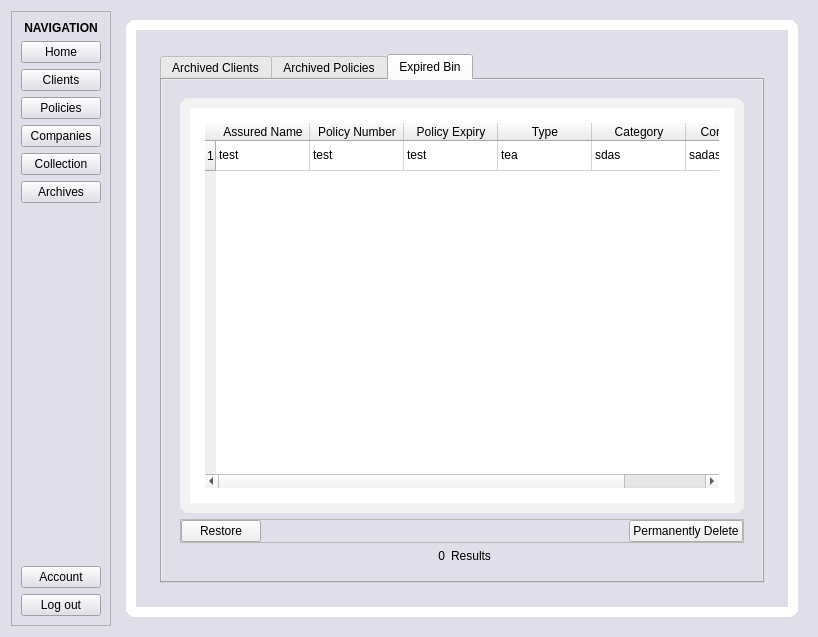
First picture: the form in QtGUI/form.ui, repository Ponard/InvestoPinoy, before the edit.
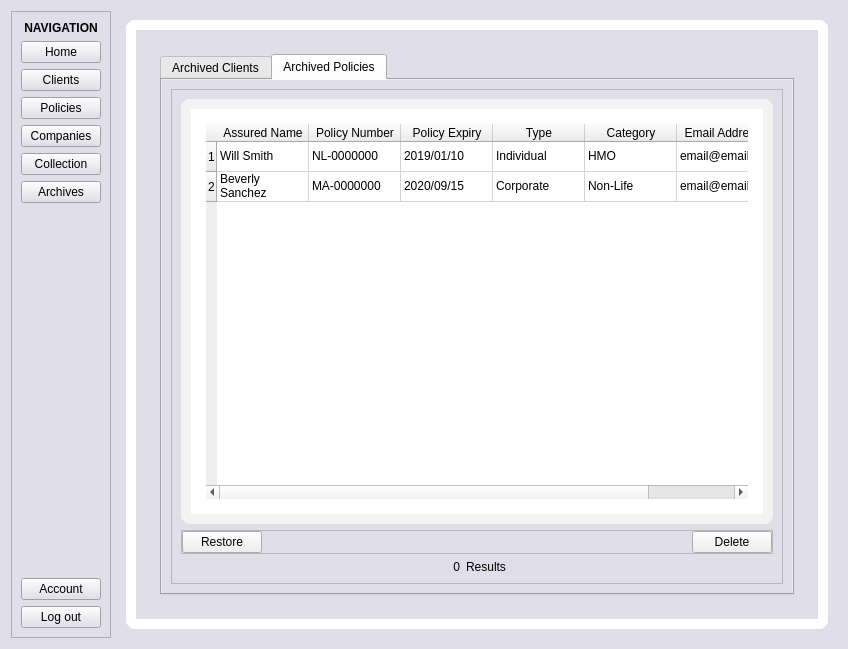
Second picture: the form after the edit. The open tabs and pages were chosen to show the change.

Commit message: Updates: Archive Tab Done, DB (Update and Delete Row) done + extras

```diff
--- a/QtGUI/form.ui
+++ b/QtGUI/form.ui
@@ -6,8 +6,8 @@
    <rect>
     <x>0</x>
     <y>0</y>
-    <width>800</width>
-    <height>601</height>
+    <width>848</width>
+    <height>649</height>
    </rect>
   </property>
   <property name="palette">
@@ -4540,7 +4540,7 @@
              <enum>QTabWidget::TabShape::Rounded</enum>
             </property>
             <property name="currentIndex">
-             <number>2</number>
+             <number>1</number>
             </property>
             <property name="elideMode">
              <enum>Qt::TextElideMode::ElideNone</enum>
@@ -5888,16 +5888,8 @@
                    <attribute name="horizontalHeaderStretchLastSection">
                     <bool>false</bool>
                    </attribute>
-                   <row>
-                    <property name="text">
-                     <string>New Row</string>
-                    </property>
-                   </row>
-                   <row>
-                    <property name="text">
-                     <string>New Row</string>
-                    </property>
-                   </row>
+                   <row/>
+                   <row/>
                    <column>
                     <property name="text">
                      <string>Assured Name</string>
@@ -5928,6 +5920,66 @@
                      <string>Email Address</string>
                     </property>
                    </column>
+                   <item row="0" column="0">
+                    <property name="text">
+                     <string>Will Smith</string>
+                    </property>
+                   </item>
+                   <item row="0" column="1">
+                    <property name="text">
+                     <string>NL-0000000</string>
+                    </property>
+                   </item>
+                   <item row="0" column="2">
+                    <property name="text">
+                     <string>2019/01/10</string>
+                    </property>
+                   </item>
+                   <item row="0" column="3">
+                    <property name="text">
+                     <string>Individual</string>
+                    </property>
+                   </item>
+                   <item row="0" column="4">
+                    <property name="text">
+                     <string>HMO</string>
+                    </property>
+                   </item>
+                   <item row="0" column="5">
+                    <property name="text">
+                     <string>email@email.com</string>
+                    </property>
+                   </item>
+                   <item row="1" column="0">
+                    <property name="text">
+                     <string>Beverly Sanchez</string>
+                    </property>
+                   </item>
+                   <item row="1" column="1">
+                    <property name="text">
+                     <string>MA-0000000</string>
+                    </property>
+                   </item>
+                   <item row="1" column="2">
+                    <property name="text">
+                     <string>2020/09/15</string>
+                    </property>
+                   </item>
+                   <item row="1" column="3">
+                    <property name="text">
+                     <string>Corporate</string>
+                    </property>
+                   </item>
+                   <item row="1" column="4">
+                    <property name="text">
+                     <string>Non-Life</string>
+                    </property>
+                   </item>
+                   <item row="1" column="5">
+                    <property name="text">
+                     <string>email@email.com</string>
+                    </property>
+                   </item>
                   </widget>
                  </item>
                  <item>
@@ -6052,795 +6104,6 @@
               </item>
              </layout>
             </widget>
-            <widget class="QWidget" name="expired_bin_tab">
-             <property name="minimumSize">
-              <size>
-               <width>0</width>
-               <height>0</height>
-              </size>
-             </property>
-             <property name="palette">
-              <palette>
-               <active>
-                <colorrole role="Button">
-                 <brush brushstyle="SolidPattern">
-                  <color alpha="255">
-                   <red>224</red>
-                   <green>222</green>
-                   <blue>232</blue>
-                  </color>
-                 </brush>
-                </colorrole>
-                <colorrole role="Base">
-                 <brush brushstyle="SolidPattern">
-                  <color alpha="255">
-                   <red>224</red>
-                   <green>222</green>
-                   <blue>232</blue>
-                  </color>
-                 </brush>
-                </colorrole>
-                <colorrole role="Window">
-                 <brush brushstyle="SolidPattern">
-                  <color alpha="255">
-                   <red>224</red>
-                   <green>222</green>
-                   <blue>232</blue>
-                  </color>
-                 </brush>
-                </colorrole>
-               </active>
-               <inactive>
-                <colorrole role="Button">
-                 <brush brushstyle="SolidPattern">
-                  <color alpha="255">
-                   <red>224</red>
-                   <green>222</green>
-                   <blue>232</blue>
-                  </color>
-                 </brush>
-                </colorrole>
-                <colorrole role="Base">
-                 <brush brushstyle="SolidPattern">
-                  <color alpha="255">
-                   <red>224</red>
-                   <green>222</green>
-                   <blue>232</blue>
-                  </color>
-                 </brush>
-                </colorrole>
-                <colorrole role="Window">
-                 <brush brushstyle="SolidPattern">
-                  <color alpha="255">
-                   <red>224</red>
-                   <green>222</green>
-                   <blue>232</blue>
-                  </color>
-                 </brush>
-                </colorrole>
-               </inactive>
-               <disabled>
-                <colorrole role="Button">
-                 <brush brushstyle="SolidPattern">
-                  <color alpha="255">
-                   <red>224</red>
-                   <green>222</green>
-                   <blue>232</blue>
-                  </color>
-                 </brush>
-                </colorrole>
-                <colorrole role="Base">
-                 <brush brushstyle="SolidPattern">
-                  <color alpha="255">
-                   <red>224</red>
-                   <green>222</green>
-                   <blue>232</blue>
-                  </color>
-                 </brush>
-                </colorrole>
-                <colorrole role="Window">
-                 <brush brushstyle="SolidPattern">
-                  <color alpha="255">
-                   <red>224</red>
-                   <green>222</green>
-                   <blue>232</blue>
-                  </color>
-                 </brush>
-                </colorrole>
-               </disabled>
-              </palette>
-             </property>
-             <attribute name="title">
-              <string>Expired Bin</string>
-             </attribute>
-             <layout class="QVBoxLayout" name="verticalLayout_13">
-              <item>
-               <widget class="QFrame" name="expired_bin_frame">
-                <property name="sizePolicy">
-                 <sizepolicy hsizetype="Minimum" vsizetype="Minimum">
-                  <horstretch>0</horstretch>
-                  <verstretch>0</verstretch>
-                 </sizepolicy>
-                </property>
-                <layout class="QVBoxLayout" name="verticalLayout_18">
-                 <property name="sizeConstraint">
-                  <enum>QLayout::SizeConstraint::SetDefaultConstraint</enum>
-                 </property>
-                 <item>
-                  <widget class="QTableWidget" name="expired_bin_table">
-                   <property name="sizePolicy">
-                    <sizepolicy hsizetype="Preferred" vsizetype="Expanding">
-                     <horstretch>0</horstretch>
-                     <verstretch>0</verstretch>
-                    </sizepolicy>
-                   </property>
-                   <property name="palette">
-                    <palette>
-                     <active>
-                      <colorrole role="WindowText">
-                       <brush brushstyle="SolidPattern">
-                        <color alpha="255">
-                         <red>0</red>
-                         <green>0</green>
-                         <blue>0</blue>
-                        </color>
-                       </brush>
-                      </colorrole>
-                      <colorrole role="Button">
-                       <brush brushstyle="SolidPattern">
-                        <color alpha="255">
-                         <red>255</red>
-                         <green>255</green>
-                         <blue>255</blue>
-                        </color>
-                       </brush>
-                      </colorrole>
-                      <colorrole role="Light">
-                       <brush brushstyle="SolidPattern">
-                        <color alpha="255">
-                         <red>255</red>
-                         <green>255</green>
-                         <blue>255</blue>
-                        </color>
-                       </brush>
-                      </colorrole>
-                      <colorrole role="Midlight">
-                       <brush brushstyle="SolidPattern">
-                        <color alpha="255">
-                         <red>255</red>
-                         <green>255</green>
-                         <blue>255</blue>
-                        </color>
-                       </brush>
-                      </colorrole>
-                      <colorrole role="Dark">
-                       <brush brushstyle="SolidPattern">
-                        <color alpha="255">
-                         <red>127</red>
-                         <green>127</green>
-                         <blue>127</blue>
-                        </color>
-                       </brush>
-                      </colorrole>
-                      <colorrole role="Mid">
-                       <brush brushstyle="SolidPattern">
-                        <color alpha="255">
-                         <red>170</red>
-                         <green>170</green>
-                         <blue>170</blue>
-                        </color>
-                       </brush>
-                      </colorrole>
-                      <colorrole role="Text">
-                       <brush brushstyle="SolidPattern">
-                        <color alpha="255">
-                         <red>0</red>
-                         <green>0</green>
-                         <blue>0</blue>
-                        </color>
-                       </brush>
-                      </colorrole>
-                      <colorrole role="BrightText">
-                       <brush brushstyle="SolidPattern">
-                        <color alpha="255">
-                         <red>255</red>
-                         <green>255</green>
-                         <blue>255</blue>
-                        </color>
-                       </brush>
-                      </colorrole>
-                      <colorrole role="ButtonText">
-                       <brush brushstyle="SolidPattern">
-                        <color alpha="255">
-                         <red>0</red>
-                         <green>0</green>
-                         <blue>0</blue>
-                        </color>
-                       </brush>
-                      </colorrole>
-                      <colorrole role="Base">
-                       <brush brushstyle="SolidPattern">
-                        <color alpha="255">
-                         <red>255</red>
-                         <green>255</green>
-                         <blue>255</blue>
-                        </color>
-                       </brush>
-                      </colorrole>
-                      <colorrole role="Window">
-                       <brush brushstyle="SolidPattern">
-                        <color alpha="255">
-                         <red>255</red>
-                         <green>255</green>
-                         <blue>255</blue>
-                        </color>
-                       </brush>
-                      </colorrole>
-                      <colorrole role="Shadow">
-                       <brush brushstyle="SolidPattern">
-                        <color alpha="255">
-                         <red>0</red>
-                         <green>0</green>
-                         <blue>0</blue>
-                        </color>
-                       </brush>
-                      </colorrole>
-                      <colorrole role="AlternateBase">
-                       <brush brushstyle="SolidPattern">
-                        <color alpha="255">
-                         <red>255</red>
-                         <green>255</green>
-                         <blue>255</blue>
-                        </color>
-                       </brush>
-                      </colorrole>
-                      <colorrole role="ToolTipBase">
-                       <brush brushstyle="SolidPattern">
-                        <color alpha="255">
-                         <red>255</red>
-                         <green>255</green>
-                         <blue>220</blue>
-                        </color>
-                       </brush>
-                      </colorrole>
-                      <colorrole role="ToolTipText">
-                       <brush brushstyle="SolidPattern">
-                        <color alpha="255">
-                         <red>0</red>
-                         <green>0</green>
-                         <blue>0</blue>
-                        </color>
-                       </brush>
-                      </colorrole>
-                      <colorrole role="PlaceholderText">
-                       <brush brushstyle="SolidPattern">
-                        <color alpha="127">
-                         <red>0</red>
-                         <green>0</green>
-                         <blue>0</blue>
-                        </color>
-                       </brush>
-                      </colorrole>
-                      <colorrole role="Accent">
-                       <brush brushstyle="SolidPattern">
-                        <color alpha="255">
-                         <red>255</red>
-                         <green>255</green>
-                         <blue>255</blue>
-                        </color>
-                       </brush>
-                      </colorrole>
-                     </active>
-                     <inactive>
-                      <colorrole role="WindowText">
-                       <brush brushstyle="SolidPattern">
-                        <color alpha="255">
-                         <red>0</red>
-                         <green>0</green>
-                         <blue>0</blue>
-                        </color>
-                       </brush>
-                      </colorrole>
-                      <colorrole role="Button">
-                       <brush brushstyle="SolidPattern">
-                        <color alpha="255">
-                         <red>255</red>
-                         <green>255</green>
-                         <blue>255</blue>
-                        </color>
-                       </brush>
-                      </colorrole>
-                      <colorrole role="Light">
-                       <brush brushstyle="SolidPattern">
-                        <color alpha="255">
-                         <red>255</red>
-                         <green>255</green>
-                         <blue>255</blue>
-                        </color>
-                       </brush>
-                      </colorrole>
-                      <colorrole role="Midlight">
-                       <brush brushstyle="SolidPattern">
-                        <color alpha="255">
-                         <red>255</red>
-                         <green>255</green>
-                         <blue>255</blue>
-                        </color>
-                       </brush>
-                      </colorrole>
-                      <colorrole role="Dark">
-                       <brush brushstyle="SolidPattern">
-                        <color alpha="255">
-                         <red>127</red>
-                         <green>127</green>
-                         <blue>127</blue>
-                        </color>
-                       </brush>
-                      </colorrole>
-                      <colorrole role="Mid">
-                       <brush brushstyle="SolidPattern">
-                        <color alpha="255">
-                         <red>170</red>
-                         <green>170</green>
-                         <blue>170</blue>
-                        </color>
-                       </brush>
-                      </colorrole>
-                      <colorrole role="Text">
-                       <brush brushstyle="SolidPattern">
-                        <color alpha="255">
-                         <red>0</red>
-                         <green>0</green>
-                         <blue>0</blue>
-                        </color>
-                       </brush>
-                      </colorrole>
-                      <colorrole role="BrightText">
-                       <brush brushstyle="SolidPattern">
-                        <color alpha="255">
-                         <red>255</red>
-                         <green>255</green>
-                         <blue>255</blue>
-                        </color>
-                       </brush>
-                      </colorrole>
-                      <colorrole role="ButtonText">
-                       <brush brushstyle="SolidPattern">
-                        <color alpha="255">
-                         <red>0</red>
-                         <green>0</green>
-                         <blue>0</blue>
-                        </color>
-                       </brush>
-                      </colorrole>
-                      <colorrole role="Base">
-                       <brush brushstyle="SolidPattern">
-                        <color alpha="255">
-                         <red>255</red>
-                         <green>255</green>
-                         <blue>255</blue>
-                        </color>
-                       </brush>
-                      </colorrole>
-                      <colorrole role="Window">
-                       <brush brushstyle="SolidPattern">
-                        <color alpha="255">
-                         <red>255</red>
-                         <green>255</green>
-                         <blue>255</blue>
-                        </color>
-                       </brush>
-                      </colorrole>
-                      <colorrole role="Shadow">
-                       <brush brushstyle="SolidPattern">
-                        <color alpha="255">
-                         <red>0</red>
-                         <green>0</green>
-                         <blue>0</blue>
-                        </color>
-                       </brush>
-                      </colorrole>
-                      <colorrole role="AlternateBase">
-                       <brush brushstyle="SolidPattern">
-                        <color alpha="255">
-                         <red>255</red>
-                         <green>255</green>
-                         <blue>255</blue>
-                        </color>
-                       </brush>
-                      </colorrole>
-                      <colorrole role="ToolTipBase">
-                       <brush brushstyle="SolidPattern">
-                        <color alpha="255">
-                         <red>255</red>
-                         <green>255</green>
-                         <blue>220</blue>
-                        </color>
-                       </brush>
-                      </colorrole>
-                      <colorrole role="ToolTipText">
-                       <brush brushstyle="SolidPattern">
-                        <color alpha="255">
-                         <red>0</red>
-                         <green>0</green>
-                         <blue>0</blue>
-                        </color>
-                       </brush>
-                      </colorrole>
-                      <colorrole role="PlaceholderText">
-                       <brush brushstyle="SolidPattern">
-                        <color alpha="127">
-                         <red>0</red>
-                         <green>0</green>
-                         <blue>0</blue>
-                        </color>
-                       </brush>
-                      </colorrole>
-                      <colorrole role="Accent">
-                       <brush brushstyle="SolidPattern">
-                        <color alpha="255">
-                         <red>255</red>
-                         <green>255</green>
-                         <blue>255</blue>
-                        </color>
-                       </brush>
-                      </colorrole>
-                     </inactive>
-                     <disabled>
-                      <colorrole role="WindowText">
-                       <brush brushstyle="SolidPattern">
-                        <color alpha="255">
-                         <red>127</red>
-                         <green>127</green>
-                         <blue>127</blue>
-                        </color>
-                       </brush>
-                      </colorrole>
-                      <colorrole role="Button">
-                       <brush brushstyle="SolidPattern">
-                        <color alpha="255">
-                         <red>255</red>
-                         <green>255</green>
-                         <blue>255</blue>
-                        </color>
-                       </brush>
-                      </colorrole>
-                      <colorrole role="Light">
-                       <brush brushstyle="SolidPattern">
-                        <color alpha="255">
-                         <red>255</red>
-                         <green>255</green>
-                         <blue>255</blue>
-                        </color>
-                       </brush>
-                      </colorrole>
-                      <colorrole role="Midlight">
-                       <brush brushstyle="SolidPattern">
-                        <color alpha="255">
-                         <red>255</red>
-                         <green>255</green>
-                         <blue>255</blue>
-                        </color>
-                       </brush>
-                      </colorrole>
-                      <colorrole role="Dark">
-                       <brush brushstyle="SolidPattern">
-                        <color alpha="255">
-                         <red>127</red>
-                         <green>127</green>
-                         <blue>127</blue>
-                        </color>
-                       </brush>
-                      </colorrole>
-                      <colorrole role="Mid">
-                       <brush brushstyle="SolidPattern">
-                        <color alpha="255">
-                         <red>170</red>
-                         <green>170</green>
-                         <blue>170</blue>
-                        </color>
-                       </brush>
-                      </colorrole>
-                      <colorrole role="Text">
-                       <brush brushstyle="SolidPattern">
-                        <color alpha="255">
-                         <red>127</red>
-                         <green>127</green>
-                         <blue>127</blue>
-                        </color>
-                       </brush>
-                      </colorrole>
-                      <colorrole role="BrightText">
-                       <brush brushstyle="SolidPattern">
-                        <color alpha="255">
-                         <red>255</red>
-                         <green>255</green>
-                         <blue>255</blue>
-                        </color>
-                       </brush>
-                      </colorrole>
-                      <colorrole role="ButtonText">
-                       <brush brushstyle="SolidPattern">
-                        <color alpha="255">
-                         <red>127</red>
-                         <green>127</green>
-                         <blue>127</blue>
-                        </color>
-                       </brush>
-                      </colorrole>
-                      <colorrole role="Base">
-                       <brush brushstyle="SolidPattern">
-                        <color alpha="255">
-                         <red>255</red>
-                         <green>255</green>
-                         <blue>255</blue>
-                        </color>
-                       </brush>
-                      </colorrole>
-                      <colorrole role="Window">
-                       <brush brushstyle="SolidPattern">
-                        <color alpha="255">
-                         <red>255</red>
-                         <green>255</green>
-                         <blue>255</blue>
-                        </color>
-                       </brush>
-                      </colorrole>
-                      <colorrole role="Shadow">
-                       <brush brushstyle="SolidPattern">
-                        <color alpha="255">
-                         <red>0</red>
-                         <green>0</green>
-                         <blue>0</blue>
-                        </color>
-                       </brush>
-                      </colorrole>
-                      <colorrole role="AlternateBase">
-                       <brush brushstyle="SolidPattern">
-                        <color alpha="255">
-                         <red>255</red>
-                         <green>255</green>
-                         <blue>255</blue>
-                        </color>
-                       </brush>
-                      </colorrole>
-                      <colorrole role="ToolTipBase">
-                       <brush brushstyle="SolidPattern">
-                        <color alpha="255">
-                         <red>255</red>
-                         <green>255</green>
-                         <blue>220</blue>
-                        </color>
-                       </brush>
-                      </colorrole>
-                      <colorrole role="ToolTipText">
-                       <brush brushstyle="SolidPattern">
-                        <color alpha="255">
-                         <red>0</red>
-                         <green>0</green>
-                         <blue>0</blue>
-                        </color>
-                       </brush>
-                      </colorrole>
-                      <colorrole role="PlaceholderText">
-                       <brush brushstyle="SolidPattern">
-                        <color alpha="127">
-                         <red>127</red>
-                         <green>127</green>
-                         <blue>127</blue>
-                        </color>
-                       </brush>
-                      </colorrole>
-                      <colorrole role="Accent">
-                       <brush brushstyle="SolidPattern">
-                        <color alpha="255">
-                         <red>255</red>
-                         <green>255</green>
-                         <blue>255</blue>
-                        </color>
-                       </brush>
-                      </colorrole>
-                     </disabled>
-                    </palette>
-                   </property>
-                   <property name="styleSheet">
-                    <string notr="true">#expired_bin_table {
-	background-color: white;
-	border-radius: 10%;
-	padding: 15px;
-}</string>
-                   </property>
-                   <attribute name="horizontalHeaderDefaultSectionSize">
-                    <number>94</number>
-                   </attribute>
-                   <attribute name="horizontalHeaderShowSortIndicator" stdset="0">
-                    <bool>true</bool>
-                   </attribute>
-                   <attribute name="horizontalHeaderStretchLastSection">
-                    <bool>false</bool>
-                   </attribute>
-                   <row/>
-                   <column>
-                    <property name="text">
-                     <string>Assured Name</string>
-                    </property>
-                   </column>
-                   <column>
-                    <property name="text">
-                     <string>Policy Number</string>
-                    </property>
-                   </column>
-                   <column>
-                    <property name="text">
-                     <string>Policy Expiry</string>
-                    </property>
-                   </column>
-                   <column>
-                    <property name="text">
-                     <string>Type</string>
-                    </property>
-                   </column>
-                   <column>
-                    <property name="text">
-                     <string>Category</string>
-                    </property>
-                   </column>
-                   <column>
-                    <property name="text">
-                     <string>Contact Info</string>
-                    </property>
-                   </column>
-                   <item row="0" column="0">
-                    <property name="text">
-                     <string>test</string>
-                    </property>
-                   </item>
-                   <item row="0" column="1">
-                    <property name="text">
-                     <string>test</string>
-                    </property>
-                   </item>
-                   <item row="0" column="2">
-                    <property name="text">
-                     <string>test</string>
-                    </property>
-                   </item>
-                   <item row="0" column="3">
-                    <property name="text">
-                     <string>tea</string>
-                    </property>
-                   </item>
-                   <item row="0" column="4">
-                    <property name="text">
-                     <string>sdas</string>
-                    </property>
-                   </item>
-                   <item row="0" column="5">
-                    <property name="text">
-                     <string>sadasd</string>
-                    </property>
-                   </item>
-                  </widget>
-                 </item>
-                 <item>
-                  <widget class="QFrame" name="expired_bin_button_container">
-                   <property name="frameShape">
-                    <enum>QFrame::Shape::StyledPanel</enum>
-                   </property>
-                   <property name="frameShadow">
-                    <enum>QFrame::Shadow::Raised</enum>
-                   </property>
-                   <layout class="QHBoxLayout" name="horizontalLayout_6">
-                    <property name="leftMargin">
-                     <number>0</number>
-                    </property>
-                    <property name="topMargin">
-                     <number>0</number>
-                    </property>
-                    <property name="rightMargin">
-                     <number>0</number>
-                    </property>
-                    <property name="bottomMargin">
-                     <number>0</number>
-                    </property>
-                    <item>
-                     <widget class="QPushButton" name="expired_bin_restore_button">
-                      <property name="sizePolicy">
-                       <sizepolicy hsizetype="Maximum" vsizetype="Maximum">
-                        <horstretch>0</horstretch>
-                        <verstretch>0</verstretch>
-                       </sizepolicy>
-                      </property>
-                      <property name="text">
-                       <string>Restore</string>
-                      </property>
-                     </widget>
-                    </item>
-                    <item>
-                     <spacer name="expired_bin_button_spacer">
-                      <property name="orientation">
-                       <enum>Qt::Orientation::Horizontal</enum>
-                      </property>
-                      <property name="sizeType">
-                       <enum>QSizePolicy::Policy::Expanding</enum>
-                      </property>
-                      <property name="sizeHint" stdset="0">
-                       <size>
-                        <width>306</width>
-                        <height>20</height>
-                       </size>
-                      </property>
-                     </spacer>
-                    </item>
-                    <item>
-                     <widget class="QPushButton" name="expired_bin_delete_button">
-                      <property name="sizePolicy">
-                       <sizepolicy hsizetype="Maximum" vsizetype="Maximum">
-                        <horstretch>0</horstretch>
-                        <verstretch>0</verstretch>
-                       </sizepolicy>
-                      </property>
-                      <property name="layoutDirection">
-                       <enum>Qt::LayoutDirection::LeftToRight</enum>
-                      </property>
-                      <property name="text">
-                       <string>Permanently Delete</string>
-                      </property>
-                     </widget>
-                    </item>
-                   </layout>
-                  </widget>
-                 </item>
-                 <item>
-                  <layout class="QFormLayout" name="expired_bin_container">
-                   <property name="rowWrapPolicy">
-                    <enum>QFormLayout::RowWrapPolicy::DontWrapRows</enum>
-                   </property>
-                   <property name="labelAlignment">
-                    <set>Qt::AlignmentFlag::AlignCenter</set>
-                   </property>
-                   <property name="formAlignment">
-                    <set>Qt::AlignmentFlag::AlignCenter</set>
-                   </property>
-                   <item row="0" column="0">
-                    <widget class="QLabel" name="expired_bin_count">
-                     <property name="sizePolicy">
-                      <sizepolicy hsizetype="Maximum" vsizetype="Preferred">
-                       <horstretch>0</horstretch>
-                       <verstretch>0</verstretch>
-                      </sizepolicy>
-                     </property>
-                     <property name="text">
-                      <string>0</string>
-                     </property>
-                     <property name="alignment">
-                      <set>Qt::AlignmentFlag::AlignRight|Qt::AlignmentFlag::AlignTrailing|Qt::AlignmentFlag::AlignVCenter</set>
-                     </property>
-                     <property name="wordWrap">
-                      <bool>false</bool>
-                     </property>
-                    </widget>
-                   </item>
-                   <item row="0" column="1">
-                    <widget class="QLabel" name="expired_bin_label">
-                     <property name="sizePolicy">
-                      <sizepolicy hsizetype="Maximum" vsizetype="Preferred">
-                       <horstretch>0</horstretch>
-                       <verstretch>0</verstretch>
-                      </sizepolicy>
-                     </property>
-                     <property name="text">
-                      <string>Results</string>
-                     </property>
-                    </widget>
-                   </item>
-                  </layout>
-                 </item>
-                </layout>
-               </widget>
-              </item>
-             </layout>
-            </widget>
            </widget>
           </item>
          </layout>
```
Left out of the diff: 82 changed lines with no effect on the pictures. The commit also changes 3 other files.
